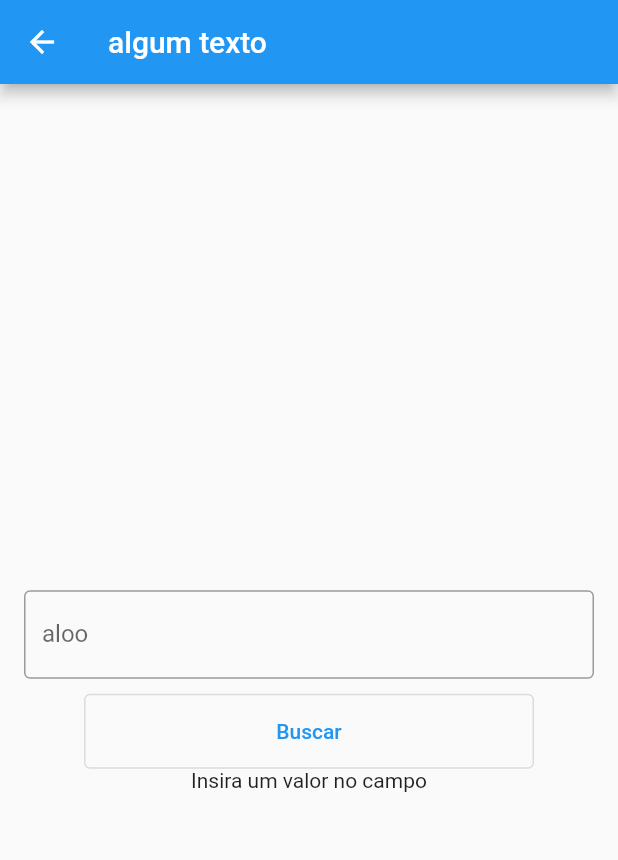
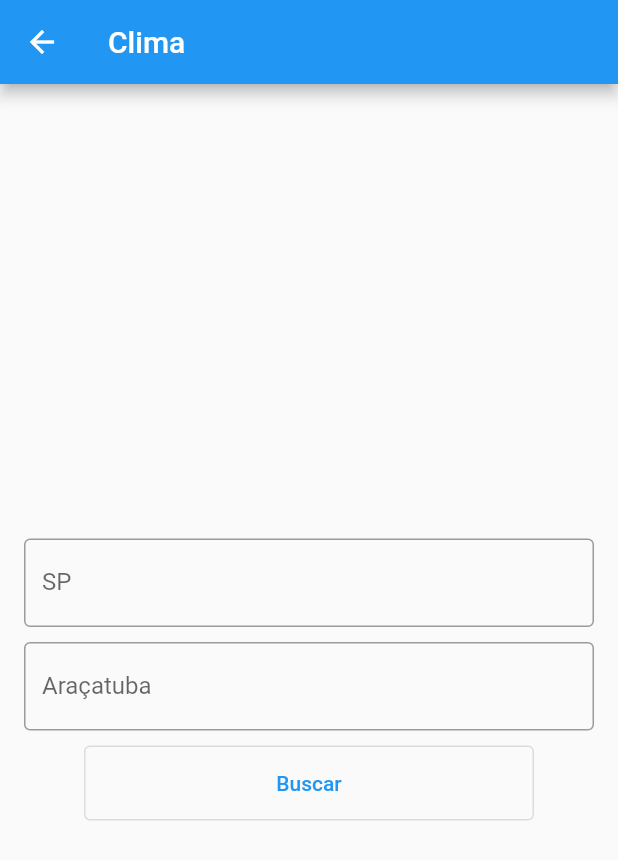
Before and after one commit to FagionatoRafael/flutter_weather, a Flutter app: the Wather screen opened by its route, after a tap on "Buscar", on a phone screen of 412 x 824 dp. Shown: the top 860 px of the screen. Run offline on Flutter 3.47's test engine with Material 2 defaults, Android fonts, the light colour scheme and no system bars; our stand-ins replace flutter_dotenv; network calls fail.

Commit message:
melhoramento do funcionamento do app

```diff
--- a/lib/screens/login.dart
+++ b/lib/screens/login.dart
@@ -1,4 +1,4 @@
-import 'package:flu/screens/weather.dart';
+import 'package:climabra/screens/weather.dart';
 import 'package:flutter/material.dart';
 
 class Login extends StatefulWidget {
@@ -43,7 +43,7 @@ class _LoginState extends State<Login> {
   Widget build(BuildContext context) {
     return Scaffold(
       appBar: AppBar(
-        title: Text('algo'),
+        title: const Text('Login'),
       ),
       body: Center(
         child: Padding(
--- a/lib/screens/weather.dart
+++ b/lib/screens/weather.dart
@@ -1,6 +1,8 @@
 import 'dart:convert';
-// import 'package:http/http.dart' as http;
-import 'package:flu/api/api.dart';
+import 'dart:convert';
+// import 'dart:html';
+import 'package:climabra/api/api.dart';
+import 'package:climabra/screens/listItens.dart';
 import 'package:flutter/material.dart';
 
 class City {
@@ -21,7 +23,8 @@ class Wather extends StatefulWidget {
 }
 
 class _WatherState extends State<Wather> {
-  String nome = '';
+  String nomeCity = 'Araçatuba';
+  String nomeUf = 'SP';
   String climaMax = '';
   String climaMin = '';
   String error = '';
@@ -45,25 +48,10 @@ class _WatherState extends State<Wather> {
     }
   }
 
-  void buildDropdown() async {
-    var res1 = await API('').getCities();
-    for (var el in res1) {
-      setState(() {
-        _dropdownValue = res1[0]['nome'];
-        if (el['nome'] != null &&
-            el['nome'] != '' &&
-            res1[0]['nome'] != el['nome']) {
-          itens.add(el['nome'].toString());
-        }
-      });
-    }
-    print(itens);
-  }
-
   void onPressButton() async {
-    if (nome != '') {
-      var res = await API(nome).getWeatherByCity();
-      if (res['results']['city_name'] == nome) {
+    if (nomeCity != '') {
+      var res = await API(nomeCity).getWeatherByCity();
+      if (res['results']['city_name'] == nomeCity) {
         setState(() {
           climaMax = "Max: ${res['results']['forecast'][0]['max'].toString()}C";
           climaMin = "Min: ${res['results']['forecast'][0]['min'].toString()}C";
@@ -85,16 +73,31 @@ class _WatherState extends State<Wather> {
     }
   }
 
+  void navigateToList(id) {
+    Navigator.pushReplacementNamed(context, '/listCities',
+        arguments: {"id": id, "nameUf": nomeUf});
+  }
+
   @override
   Widget build(BuildContext context) {
-    Object? data = ModalRoute.of(context)?.settings.arguments;
-    // if(!data != null) {
-    //   String name = data?.name;
-    // }
+    dynamic? data = ModalRoute.of(context)?.settings.arguments;
+    // String name = "Araçatuba";
+    if (data != null) {
+      FocusScope.of(context).requestFocus(FocusNode());
+      print(data);
+      setState(() {
+        if (data["nameCity"] != null) {
+          nomeCity = data["nameCity"];
+        }
+        if (data["nameUf"] != null) {
+          nomeUf = data["nameUf"];
+        }
+      });
+    }
 
     return Scaffold(
       appBar: AppBar(
-        title: Text('algum texto'),
+        title: const Text('Clima'),
       ),
       body: Center(
         child: Padding(
@@ -120,10 +123,23 @@ class _WatherState extends State<Wather> {
                 margin: const EdgeInsets.only(top: 10.0),
                 child: TextField(
                   obscureText: true,
+                  onTap: () => navigateToList(1),
                   onChanged: (value) => {},
-                  decoration: const InputDecoration(
-                    border: OutlineInputBorder(),
-                    labelText: 'aloo',
+                  decoration: InputDecoration(
+                    border: const OutlineInputBorder(),
+                    labelText: nomeUf,
+                  ),
+                ),
+              ),
+              Container(
+                margin: const EdgeInsets.only(top: 10.0),
+                child: TextField(
+                  obscureText: true,
+                  onTap: () => navigateToList(0),
+                  onChanged: (value) => {},
+                  decoration: InputDecoration(
+                    border: const OutlineInputBorder(),
+                    labelText: nomeCity,
                   ),
                 ),
               ),
```
Also changed, not shown: lib/api/api.dart (+10 -2 lines), lib/main.dart (+6 -5 lines), lib/screens/listItens.dart (+36 -11 lines), pubspec.yaml (+7 -3 lines), assets/icon/icon.png (added), pubspec.lock, 1 other file.
